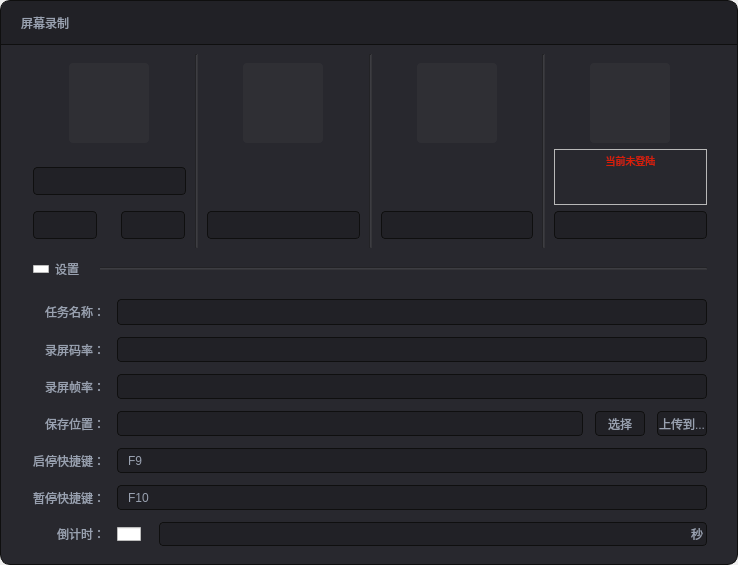
Type3limit/ScreenRecorder, file dialogs/recordingwindow.ui: the form before one commit.
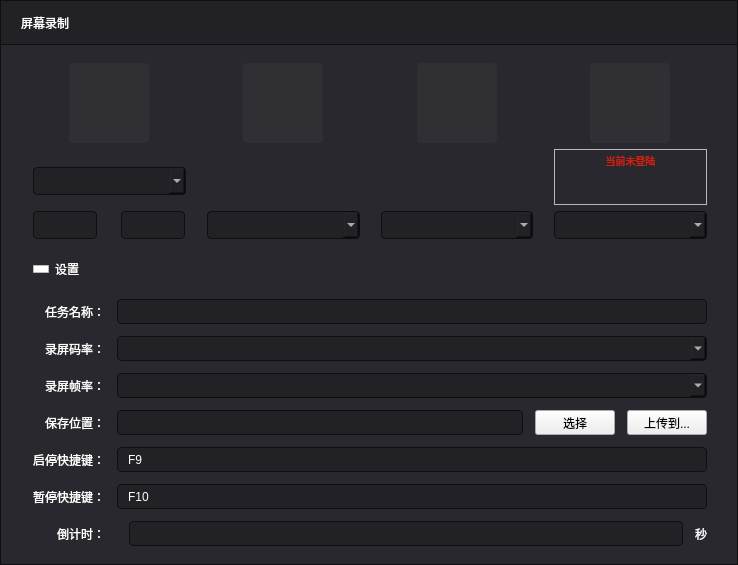
The form after the commit. Icons and pictures are not drawn. Custom widgets are drawn as their Qt base class.

Commit message: 录制窗口控件更换

```diff
--- a/dialogs/recordingwindow.ui
+++ b/dialogs/recordingwindow.ui
@@ -33,8 +33,8 @@
 border-left : 1px solid #0F0F0F;
 border-right : 1px solid #0F0F0F;
 border-bottom : 1px solid #0F0F0F;
-border-bottom-left-radius:10px;
-border-bottom-right-radius:10px;
+border-bottom-left-radius:0px;
+border-bottom-right-radius:0px;
 }
 
 QFrame#titleFrame
@@ -44,8 +44,8 @@
 border-right : 1px solid #0F0F0F;
 border-bottom : 1px solid #0F0F0F;
 background-color:#212126;
-border-top-left-radius:10px;
-border-top-right-radius:10px;
+border-top-left-radius:0px;
+border-top-right-radius:0px;
 }
 
 
@@ -53,13 +53,13 @@
 {
 background-color:#212126;
 border-radius:4px;
-  border: 1px solid #0F0F0F;
+  border: 0px solid #0F0F0F;
 }
 
 QCheckBox,
 QLabel
 {
-color:#99A1B0;
+color:#ffffff;
 font-size:12px;
 font-family:Microsoft YaHei UI;
 }
@@ -78,81 +78,18 @@
   subcontrol-position: top right;
   selection-background-color: #40404A;
   selection-color: #3B3B41;
-  color: #99A1B0;
+  color: #ffffff;
   height:24px;
   background-color: #212126;
   border-style: solid;
   border: 1px solid #0F0F0F;
   border-radius: 4;
-  padding: 1px 0px 1px 2px;
+  padding: 1px 4px 1px 2px;
   font-size: 12px;
   font-family:Microsoft YaHei UI;
   padding-left:8px;
   }
 
-
-  QComboBOx:hover
-  {
-  border: 1px #40404A;
-  background-color:#40404A;
-  color: white;
-  }
-
-
-  QComboBox:on
-  {
-  padding-top: 0px;
-  padding-left: 0px;
-  color: #99A1B0;
-  background-color: #40404A;
-  selection-background-color: #3B3B41;
-  }
-
-  QComboBox:!on
-  {
-  color: #99A1B0;
-  }
-
-
-  QComboBox QAbstractItemView
-  {
-  border: 0px solid darkgray;
-  color: white;
-  background-color:#212126;
-  selection-background-color: #454549;
-height:24px;
-  }
-
-
-  QComboBox QAbstractItemView::item
-  {
-  qproperty-elide-mode: '...';
-  height:24px;
-outline: 0px;
-  }
-
-
-  QComboBox::drop-down
-  {
-  subcontrol-origin: padding;
-  subcontrol-position: top right;
-  width: 15px;
-  color: white;
-  border-left-width: 0px;
-  border-left-color: darkgray;
-  border-left-style: solid;
-  border-top-right-radius: 2px;
-  border-bottom-right-radius: 2px;
-  padding-right: 0px;
-  }
-
-  QComboBox::down-arrow
-  {
-  image: url(:/icons/images/comboBoxExpander.svg);
-  width: 8px;
-  height: 4px;
-  }
-
 QListWidget{outline:0px;}
 QListView {
   border-radius: 4px;
@@ -433,20 +370,7 @@
                 <number>10</number>
                </property>
                <item>
-                <widget class="QComboBox" name="areaComboBox">
-                 <property name="minimumSize">
-                  <size>
-                   <width>0</width>
-                   <height>28</height>
-                  </size>
-                 </property>
-                 <property name="maximumSize">
-                  <size>
-                   <width>160</width>
-                   <height>28</height>
-                  </size>
-                 </property>
-                </widget>
+                <widget class="DComboBox" name="areaComboBox"/>
                </item>
               </layout>
              </item>
@@ -527,9 +451,18 @@
            </widget>
           </item>
           <item>
-           <widget class="Line" name="line_2">
-            <property name="orientation">
-             <enum>Qt::Vertical</enum>
+           <widget class="DLine" name="m_line_2">
+            <property name="minimumSize">
+             <size>
+              <width>3</width>
+              <height>0</height>
+             </size>
+            </property>
+            <property name="maximumSize">
+             <size>
+              <width>3</width>
+              <height>16777215</height>
+             </size>
             </property>
            </widget>
           </item>
@@ -629,14 +562,7 @@
              <item>
               <layout class="QHBoxLayout" name="horizontalLayout_9">
                <item>
-                <widget class="QComboBox" name="micphoneDeviceComboBox">
-                 <property name="maximumSize">
-                  <size>
-                   <width>160</width>
-                   <height>16777215</height>
-                  </size>
-                 </property>
-                </widget>
+                <widget class="DComboBox" name="micphoneDeviceComboBox"/>
                </item>
               </layout>
              </item>
@@ -644,9 +570,18 @@
            </widget>
           </item>
           <item>
-           <widget class="Line" name="line_3">
-            <property name="orientation">
-             <enum>Qt::Vertical</enum>
+           <widget class="DLine" name="m_line_3">
+            <property name="minimumSize">
+             <size>
+              <width>3</width>
+              <height>0</height>
+             </size>
+            </property>
+            <property name="maximumSize">
+             <size>
+              <width>3</width>
+              <height>16777215</height>
+             </size>
             </property>
            </widget>
           </item>
@@ -740,14 +675,7 @@
              <item>
               <layout class="QHBoxLayout" name="horizontalLayout_15">
                <item>
-                <widget class="QComboBox" name="playerDeviceComboBox">
-                 <property name="maximumSize">
-                  <size>
-                   <width>160</width>
-                   <height>16777215</height>
-                  </size>
-                 </property>
-                </widget>
+                <widget class="DComboBox" name="playerDeviceComboBox"/>
                </item>
               </layout>
              </item>
@@ -755,9 +683,18 @@
            </widget>
           </item>
           <item>
-           <widget class="Line" name="line_4">
-            <property name="orientation">
-             <enum>Qt::Vertical</enum>
+           <widget class="DLine" name="m_line_4">
+            <property name="minimumSize">
+             <size>
+              <width>3</width>
+              <height>0</height>
+             </size>
+            </property>
+            <property name="maximumSize">
+             <size>
+              <width>3</width>
+              <height>16777215</height>
+             </size>
             </property>
            </widget>
           </item>
@@ -915,14 +852,7 @@
              <item>
               <layout class="QHBoxLayout" name="horizontalLayout_20">
                <item>
-                <widget class="QComboBox" name="screenDeviceComboBox">
-                 <property name="maximumSize">
-                  <size>
-                   <width>160</width>
-                   <height>16777215</height>
-                  </size>
-                 </property>
-                </widget>
+                <widget class="DComboBox" name="screenDeviceComboBox"/>
                </item>
               </layout>
              </item>
@@ -994,15 +924,24 @@
            </spacer>
           </item>
           <item>
-           <widget class="Line" name="line">
+           <widget class="DLine" name="m_line">
             <property name="sizePolicy">
-             <sizepolicy hsizetype="Expanding" vsizetype="Fixed">
+             <sizepolicy hsizetype="Expanding" vsizetype="Preferred">
               <horstretch>0</horstretch>
               <verstretch>0</verstretch>
              </sizepolicy>
             </property>
-            <property name="orientation">
-             <enum>Qt::Horizontal</enum>
+            <property name="minimumSize">
+             <size>
+              <width>0</width>
+              <height>3</height>
+             </size>
+            </property>
+            <property name="maximumSize">
+             <size>
+              <width>16777215</width>
+              <height>3</height>
+             </size>
             </property>
            </widget>
           </item>
@@ -1112,74 +1051,26 @@
              <widget class="QLineEdit" name="savePathEdit"/>
             </item>
             <item>
-             <widget class="QPushButton" name="pathSelectionButton">
-              <property name="sizePolicy">
-               <sizepolicy hsizetype="Fixed" vsizetype="Fixed">
-                <horstretch>0</horstretch>
-                <verstretch>0</verstretch>
-               </sizepolicy>
-              </property>
-              <property name="minimumSize">
+             <widget class="DPushButton" name="pathSelectionButton">
+              <property name="maximumSize">
                <size>
-                <width>50</width>
-                <height>0</height>
+                <width>80</width>
+                <height>16777215</height>
                </size>
               </property>
-              <property name="styleSheet">
-               <string notr="true">QPushButton
-{
-  selection-background-color: #40404A;
-  selection-color: #3B3B41;
-  color: #99A1B0;
-  height:24px;
-  background-color: #212126;
-  border-style: solid;
-  border: 1px solid #0F0F0F;
-  border-radius: 4;
-  padding: 1px 0px 1px 2px;
-  font-size: 12px;
-  font-family:Microsoft YaHei UI;
-  padding-left:0px;
-}
-QPushButton:hover
-{
- background-color: #2F2F34;
-}</string>
-              </property>
               <property name="text">
                <string>选择</string>
               </property>
              </widget>
             </item>
             <item>
-             <widget class="QPushButton" name="uploadButton">
-              <property name="minimumSize">
+             <widget class="DPushButton" name="uploadButton">
+              <property name="maximumSize">
                <size>
-                <width>50</width>
-                <height>0</height>
+                <width>80</width>
+                <height>16777215</height>
                </size>
               </property>
-              <property name="styleSheet">
-               <string notr="true">QPushButton
-{
-  selection-background-color: #40404A;
-  selection-color: #3B3B41;
-  color: #99A1B0;
-  height:24px;
-  background-color: #212126;
-  border-style: solid;
-  border: 1px solid #0F0F0F;
-  border-radius: 4;
-  padding: 1px 0px 1px 2px;
-  font-size: 12px;
-  font-family:Microsoft YaHei UI;
-  padding-left:0px;
-}
-QPushButton:hover
-{
- background-color: #2F2F34;
-}</string>
-              </property>
               <property name="text">
                <string>上传到...</string>
               </property>
@@ -1251,102 +1142,18 @@
              </widget>
             </item>
             <item>
-             <widget class="QCheckBox" name="countDownCheckBox">
-              <property name="sizePolicy">
-               <sizepolicy hsizetype="Fixed" vsizetype="Fixed">
-                <horstretch>0</horstretch>
-                <verstretch>0</verstretch>
-               </sizepolicy>
-              </property>
-              <property name="styleSheet">
-               <string notr="true"> QCheckBox::indicator {
-     width: 24px;
-     height:14px;
-
- }
-
-  QCheckBox::indicator:checked
-  {
-    image: url(:/icons/images/checkbox_checked.svg)
-  }
-  QCheckBox::indicator:unchecked
-  {
-    image: url(:/icons/images/checkbox_unchecked.svg)
-  }</string>
-              </property>
+             <widget class="DSwitch" name="countDownCheckBox"/>
+            </item>
+            <item>
+             <widget class="DLineEdit" name="countDownEdit"/>
+            </item>
+            <item>
+             <widget class="QLabel" name="label_10">
               <property name="text">
-               <string/>
+               <string>秒</string>
               </property>
              </widget>
             </item>
-            <item>
-             <widget class="QFrame" name="countDownFrame">
-              <property name="sizePolicy">
-               <sizepolicy hsizetype="Preferred" vsizetype="Fixed">
-                <horstretch>0</horstretch>
-                <verstretch>0</verstretch>
-               </sizepolicy>
-              </property>
-              <property name="minimumSize">
-               <size>
-                <width>0</width>
-                <height>24</height>
-               </size>
-              </property>
-              <property name="frameShape">
-               <enum>QFrame::StyledPanel</enum>
-              </property>
-              <property name="frameShadow">
-               <enum>QFrame::Raised</enum>
-              </property>
-              <layout class="QHBoxLayout" name="horizontalLayout_23">
-               <property name="spacing">
-                <number>5</number>
-               </property>
-               <property name="leftMargin">
-                <number>0</number>
-               </property>
-               <property name="topMargin">
-                <number>0</number>
-               </property>
-               <property name="rightMargin">
-                <number>3</number>
-               </property>
-               <property name="bottomMargin">
-                <number>0</number>
-               </property>
-               <item>
-                <widget class="QLineEdit" name="countDownEdit">
-                 <property name="styleSheet">
-                  <string notr="true">QLineEdit,
-QComboBox{
-  subcontrol-origin: padding;
-  subcontrol-position: top right;
-  selection-background-color: #40404A;
-  selection-color: #3B3B41;
-  color: #99A1B0;
-  height:24px;
-  background-color: #212126;
-  border-style: solid;
-  border: 0px solid #0F0F0F;
-  padding: 1px 0px 1px 2px;
-  font-size: 12px;
-  font-family:Microsoft YaHei UI;
-  padding-left:8px;
-  }</string>
-                 </property>
-                </widget>
-               </item>
-               <item>
-                <widget class="QLabel" name="label_10">
-                 <property name="text">
-                  <string>秒</string>
-                 </property>
-                </widget>
-               </item>
-              </layout>
-             </widget>
-            </item>
            </layout>
           </item>
          </layout>
@@ -1359,6 +1166,31 @@
   </widget>
  </widget>
  <customwidgets>
+  <customwidget>
+   <class>DSwitch</class>
+   <extends>QWidget</extends>
+   <header>dswitch.h</header>
+  </customwidget>
+  <customwidget>
+   <class>DComboBox</class>
+   <extends>QComboBox</extends>
+   <header>dcombobox.h</header>
+  </customwidget>
+  <customwidget>
+   <class>DPushButton</class>
+   <extends>QPushButton</extends>
+   <header>dpushbutton.h</header>
+  </customwidget>
+  <customwidget>
+   <class>DLine</class>
+   <extends>QFrame</extends>
+   <header>dline.h</header>
+  </customwidget>
+  <customwidget>
+   <class>DLineEdit</class>
+   <extends>QLineEdit</extends>
+   <header>dlineedit.h</header>
+  </customwidget>
   <customwidget>
    <class>VolumeControl</class>
    <extends>QWidget</extends>
```
Left out of the diff: 22 changed lines with no effect on the pictures. The commit also changes 3 other files.
